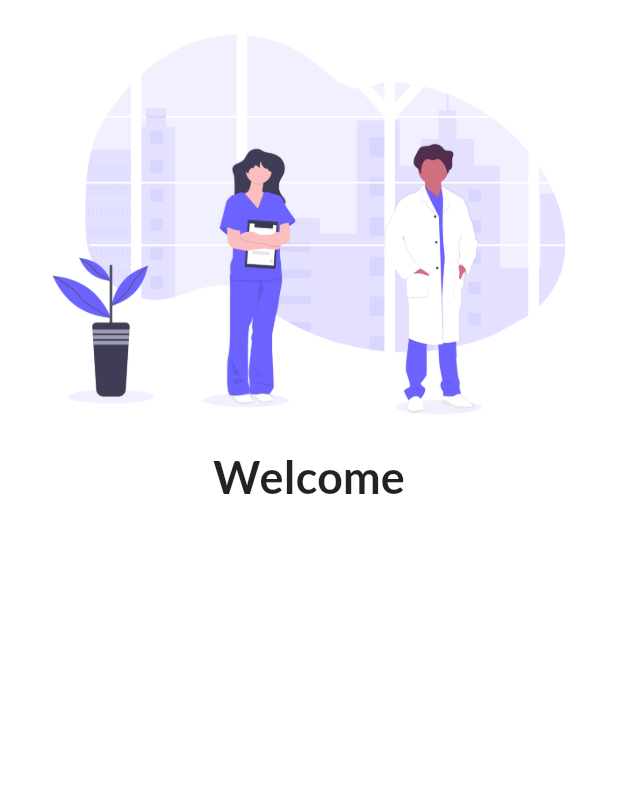
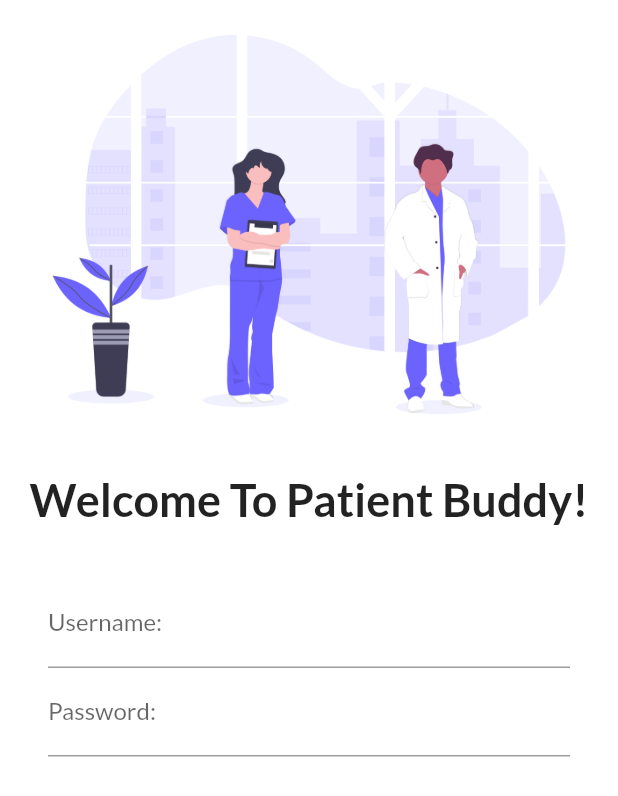
Before and after one commit to arslanone/flutter_application_1, a Flutter app: the screen it shows after launch, on a phone screen of 412 x 824 dp. Shown: the top 796 px of the screen. Run offline on Flutter 3.47's test engine with Material 2 defaults, Android fonts, the phone set to English and light mode, and no system bars; our stand-ins replace google_fonts; missing offline and left inert: dart:html.

Commit message:
Fields added

```diff
--- a/lib/pages/login.dart
+++ b/lib/pages/login.dart
@@ -28,15 +28,38 @@ class LoginPage extends StatelessWidget {
         children: [
           Image.asset(
             "assets/images/loginpic.png",
-            fit: BoxFit.contain,
+            fit: BoxFit.cover,
+          ),
+          SizedBox(
+            height: 15.0,
           ),
           Text(
-            "Welcome",
+            "Welcome To Patient Buddy!",
             style: TextStyle(
               fontSize: 30,
               fontWeight: FontWeight.bold,
             ),
           ),
+          SizedBox(
+            height: 20.0,
+          ),
+          Padding(
+            padding:
+                const EdgeInsets.symmetric(vertical: 16.0, horizontal: 32.0),
+            child: Column(
+              children: [
+                TextFormField(
+                  decoration: InputDecoration(
+                      hintText: "Enter Your Good Name:",
+                      labelText: "Username:"),
+                ),
+                TextFormField(
+                  decoration: InputDecoration(
+                      hintText: "Enter Your Password:", labelText: "Password:"),
+                ),
+              ],
+            ),
+          )
         ],
       ),
     );
```
